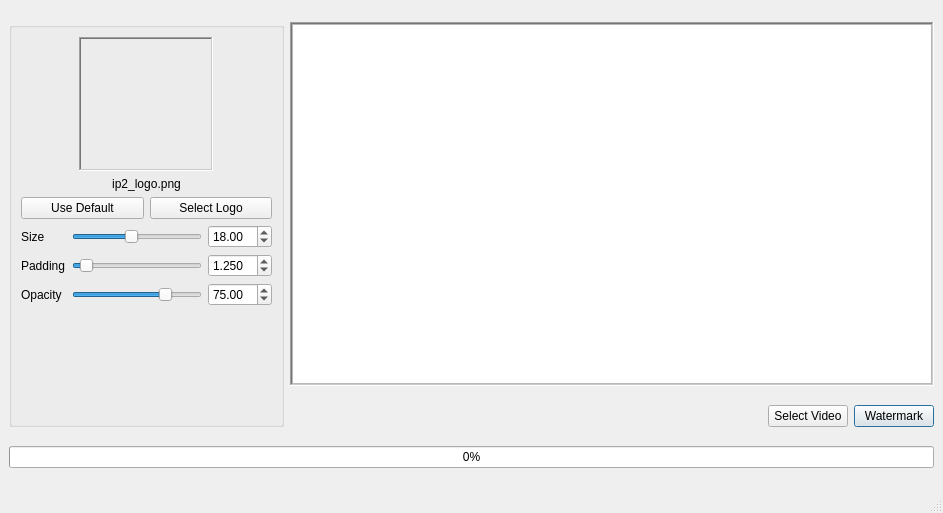
Old version of the form mainwindow.ui in the repository ChangThunderwang/IP2-Watermarker.
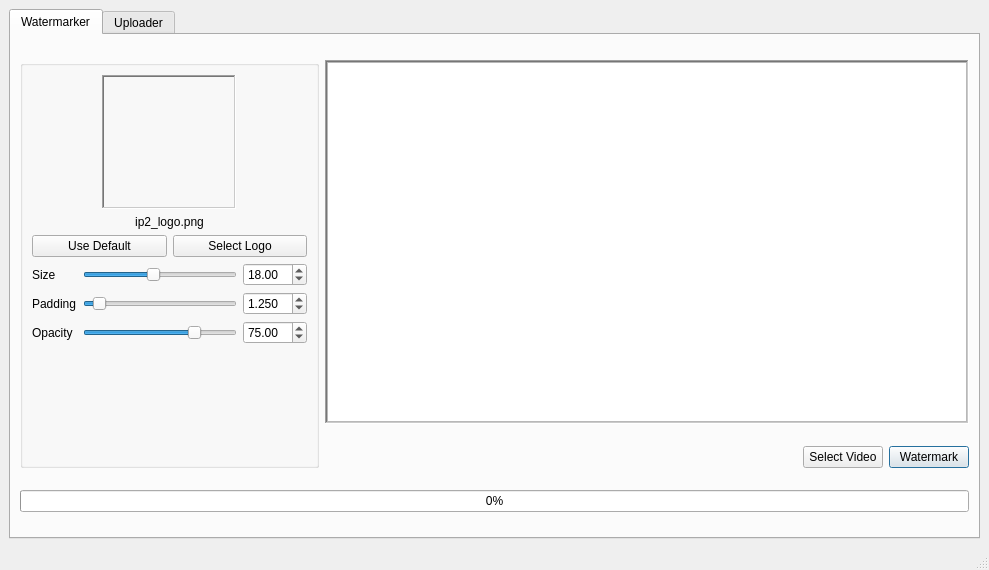
New version of the form. Custom widgets are drawn as their Qt base class.

What changed in the file:
```diff
--- a/mainwindow.ui
+++ b/mainwindow.ui
@@ -6,8 +6,8 @@
    <rect>
     <x>0</x>
     <y>0</y>
-    <width>943</width>
-    <height>513</height>
+    <width>989</width>
+    <height>570</height>
    </rect>
   </property>
   <property name="sizePolicy">
@@ -26,53 +26,22 @@
      <verstretch>0</verstretch>
     </sizepolicy>
    </property>
-   <layout class="QGridLayout" name="gridLayout_3">
-    <item row="1" column="1">
-     <layout class="QHBoxLayout" name="horizontalLayout_4">
-      <item>
-       <widget class="QLabel" name="label_4">
-        <property name="text">
-         <string/>
-        </property>
-       </widget>
-      </item>
-      <item>
-       <spacer name="horizontalSpacer">
-        <property name="orientation">
-         <enum>Qt::Horizontal</enum>
-        </property>
-        <property name="sizeHint" stdset="0">
-         <size>
-          <width>40</width>
-          <height>20</height>
-         </size>
-        </property>
-       </spacer>
-      </item>
-      <item>
-       <widget class="QPushButton" name="selectVideoButton">
-        <property name="text">
-         <string>Select Video</string>
-        </property>
-       </widget>
-      </item>
-      <item>
-       <widget class="QPushButton" name="watermarkButton">
-        <property name="text">
-         <string>Watermark</string>
-        </property>
-        <property name="autoDefault">
+   <layout class="QGridLayout" name="gridLayout_3" rowstretch="1">
+    <item row="0" column="0">
+     <widget class="QTabWidget" name="tabWidget">
+      <property name="currentIndex">
+       <number>0</number>
+      </property>
+      <widget class="QWidget" name="tab">
+       <property name="enabled">
          <bool>true</bool>
         </property>
-        <property name="default">
-         <bool>true</bool>
-        </property>
-       </widget>
-      </item>
-     </layout>
-    </item>
+       <attribute name="title">
+        <string>Watermarker</string>
+       </attribute>
+       <layout class="QGridLayout" name="gridLayout" rowstretch="1,0,0">
     <item row="0" column="1">
-     <widget class="DragFrame" name="frame">
+         <widget class="QFrame" name="frame">
       <property name="sizePolicy">
        <sizepolicy hsizetype="Fixed" vsizetype="Maximum">
         <horstretch>0</horstretch>
@@ -129,6 +98,60 @@
       </layout>
      </widget>
     </item>
+        <item row="2" column="0" colspan="2">
+         <widget class="QProgressBar" name="progressBar">
+          <property name="value">
+           <number>0</number>
+          </property>
+          <property name="textVisible">
+           <bool>true</bool>
+          </property>
+         </widget>
+        </item>
+        <item row="1" column="1">
+         <layout class="QHBoxLayout" name="horizontalLayout_4">
+          <item>
+           <widget class="QLabel" name="label_4">
+            <property name="text">
+             <string/>
+            </property>
+           </widget>
+          </item>
+          <item>
+           <spacer name="horizontalSpacer">
+            <property name="orientation">
+             <enum>Qt::Horizontal</enum>
+            </property>
+            <property name="sizeHint" stdset="0">
+             <size>
+              <width>0</width>
+              <height>0</height>
+             </size>
+            </property>
+           </spacer>
+          </item>
+          <item>
+           <widget class="QPushButton" name="selectVideoButton">
+            <property name="text">
+             <string>Select Video</string>
+            </property>
+           </widget>
+          </item>
+          <item>
+           <widget class="QPushButton" name="watermarkButton">
+            <property name="text">
+             <string>Watermark</string>
+            </property>
+            <property name="autoDefault">
+             <bool>true</bool>
+            </property>
+            <property name="default">
+             <bool>true</bool>
+            </property>
+           </widget>
+          </item>
+         </layout>
+        </item>
     <item row="0" column="0" rowspan="2">
      <widget class="QGroupBox" name="groupBox">
       <property name="title">
@@ -311,14 +334,13 @@
       </layout>
      </widget>
     </item>
-    <item row="2" column="0" colspan="2">
-     <widget class="QProgressBar" name="progressBar">
-      <property name="value">
-       <number>0</number>
-      </property>
-      <property name="textVisible">
-       <bool>true</bool>
-      </property>
+       </layout>
+      </widget>
+      <widget class="QWidget" name="Uploader">
+       <attribute name="title">
+        <string>Uploader</string>
+       </attribute>
+      </widget>
      </widget>
     </item>
    </layout>
@@ -336,12 +358,6 @@
   <widget class="QStatusBar" name="statusbar"/>
  </widget>
  <customwidgets>
-  <customwidget>
-   <class>DragFrame</class>
-   <extends>QFrame</extends>
-   <header>dragframe.h</header>
-   <container>1</container>
-  </customwidget>
   <customwidget>
    <class>DragLabel</class>
    <extends>QLabel</extends>
```
Left out of the diff: 2 changed lines with no effect on the pictures. Lines whose indentation alone changed are shown as unchanged.
